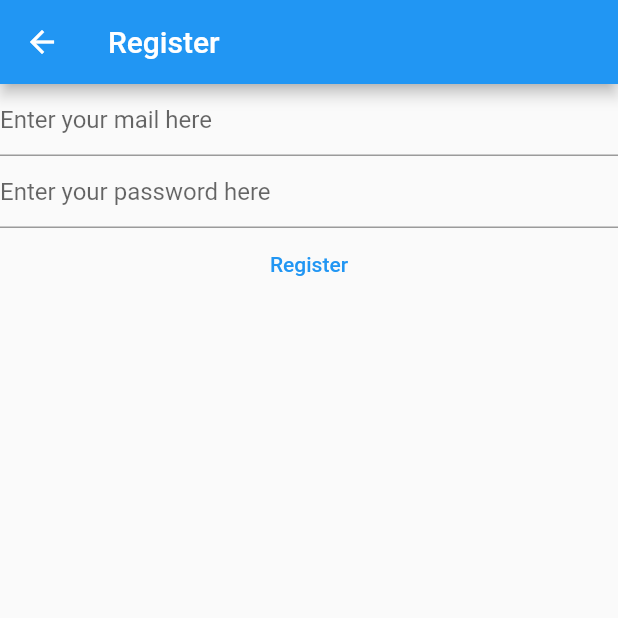
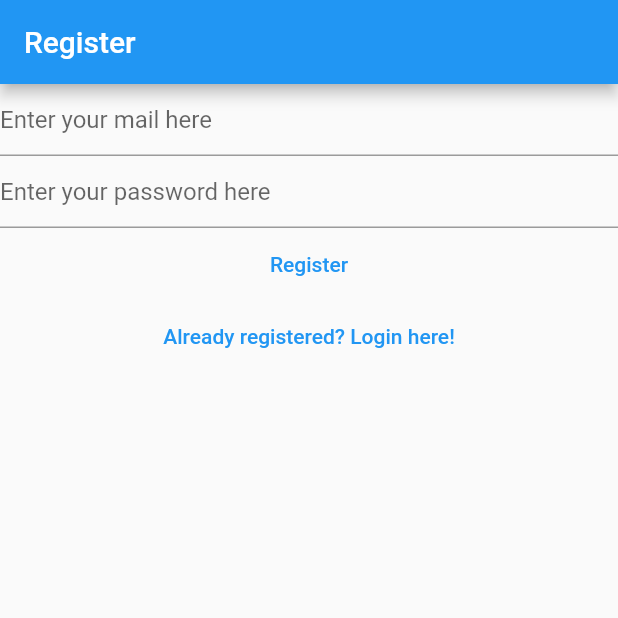
Before and after one commit to Shreya131301/My-Notes, a Flutter app: the RegisterView screen opened directly, on a phone screen of 412 x 824 dp, the top half of it. Run offline on Flutter 3.47's test engine with Material 2 defaults, Android fonts, the phone set to English and light mode, and no system bars; our stand-ins replace firebase_auth, firebase_core; accounts and stored records are empty.

Commit message:
New commit

```diff
--- a/lib/views/register.dart
+++ b/lib/views/register.dart
@@ -1,7 +1,5 @@
 import 'package:firebase_auth/firebase_auth.dart';
-import 'package:firebase_core/firebase_core.dart';
 import 'package:flutter/material.dart';
-import '../firebase_options.dart';
 
 class RegisterView extends StatefulWidget {
   const RegisterView({super.key});
@@ -35,16 +33,8 @@ class _RegisterViewState extends State<RegisterView> {
   @override
   Widget build(BuildContext context) {
     return Scaffold(
-      appBar: AppBar(
-        title: Text('Register'),
-      ),
-      body: FutureBuilder(
-        future: Firebase.initializeApp(
-            options: DefaultFirebaseOptions.currentPlatform),
-        builder: (context, snapshot) {
-          switch (snapshot.connectionState) {
-            case ConnectionState.done:
-              return Column(
+      appBar: AppBar(title: const Text('Register')),
+      body: Column(
         children: [
           TextField(
             controller: _email,
@@ -85,14 +75,17 @@ class _RegisterViewState extends State<RegisterView> {
             },
             child: Text('Register'),
           ),
+          TextButton(
+              onPressed: () {
+                Navigator.of(context)
+                    .pushNamedAndRemoveUntil('/login/', (
+                      route) => false
+                );
+              },
+              child: const Text('Already registered? Login here!'))
         ],
+      ),
     );
 
-            default:
-              return const Text('Loading....');
-          }
-        },
-      ),
-    );
   }
 }
```
Also changed, not shown: lib/main.dart (+26 -14 lines), lib/views/loginview.dart (+10 -18 lines), lib/views/verify.dart (added, +29 -0 lines). Lines whose indentation alone changed are shown as unchanged.
